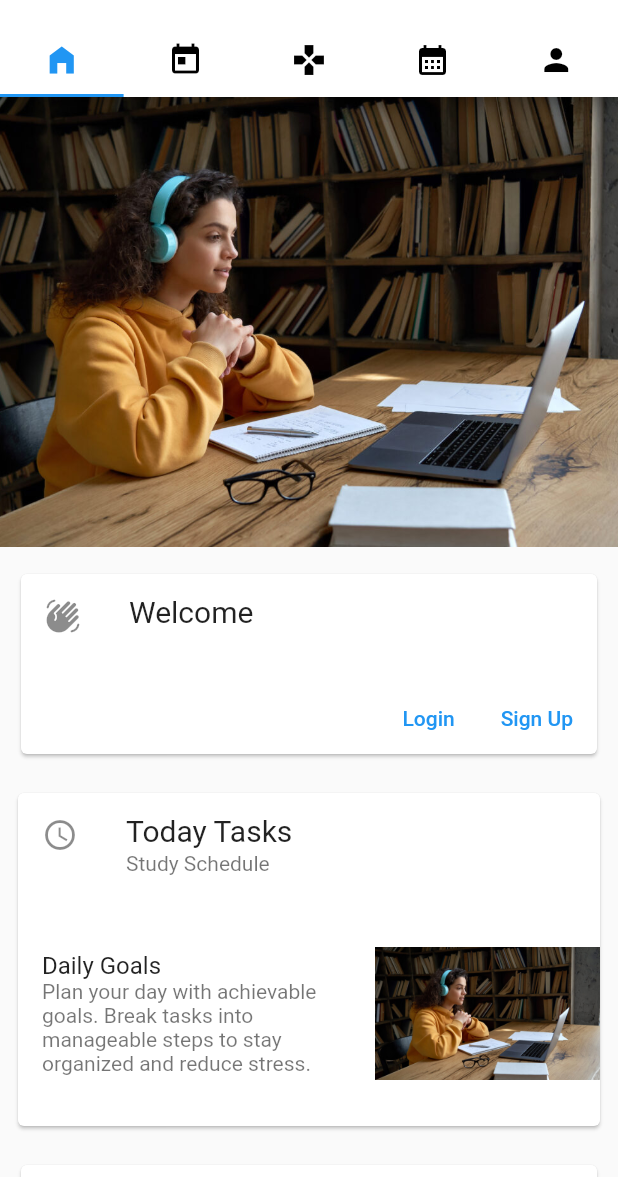
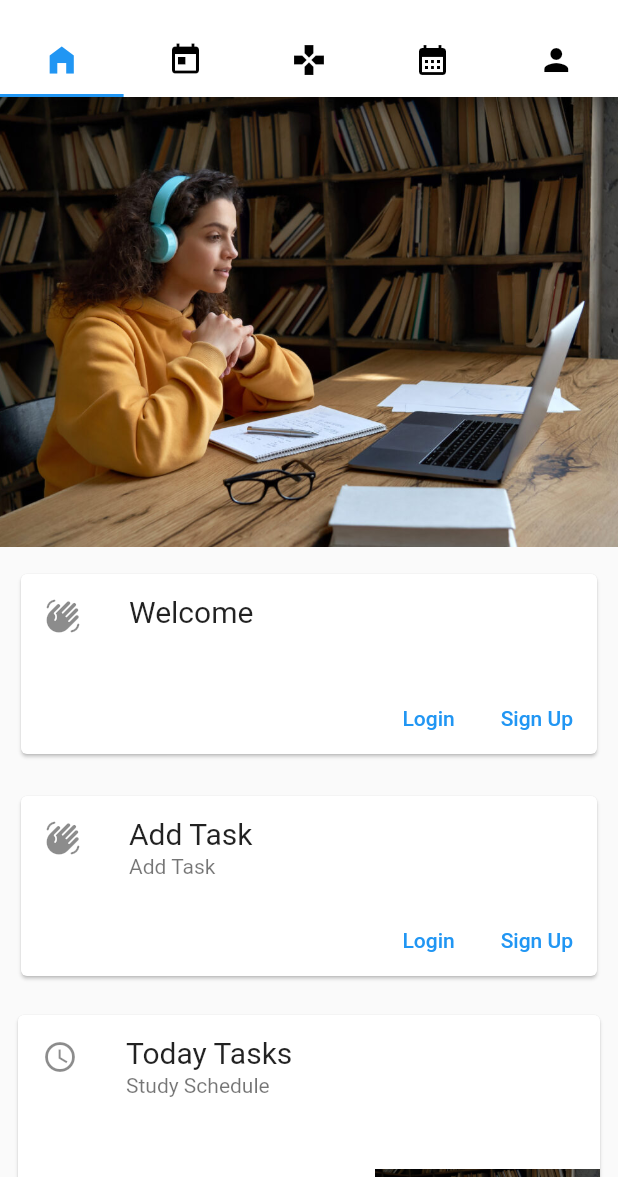
Before and after one commit to Imesh-Isuranga/StressDucer, a Flutter app: the screen it shows once a user with an empty profile is signed in, on a phone screen of 412 x 824 dp, the part 59-1236 px from its top. Run offline on Flutter 3.47's test engine with Material 2 defaults, Android fonts, the phone set to English and light mode, and no system bars; our stand-ins replace cloud_firestore, email_validator, firebase_auth, firebase_core, google_sign_in; accounts and stored records are empty.

Commit message:
Created new DataBase for Add new Tasks and fixed error in Today Tasks menu

```diff
--- /dev/null
+++ b/lib/Login/model/addedTasks.dart
@@ -0,0 +1,24 @@
+import 'package:cloud_firestore/cloud_firestore.dart';
+import 'package:flutter/material.dart';
+
+class AddedTasks {
+  AddedTasks(
+      {required this.date,
+      required this.time});
+
+  final DateTime? date;
+  final TimeOfDay? time;
+
+  factory AddedTasks.fromSnapshot(DocumentSnapshot snap) {
+    var snapshot = snap.data() as Map<String, dynamic>;
+
+    return AddedTasks(
+        date: snapshot['date'],
+        time: snapshot['time']);
+  }
+
+  Map<String,dynamic> toJson()=>{
+    "date":date,
+    "time":time
+  };
+}
--- a/lib/Login/screens/Home/HomeTabBar/Home.dart
+++ b/lib/Login/screens/Home/HomeTabBar/Home/Home.dart
@@ -2,6 +2,7 @@ import 'package:flutter/material.dart';
 import 'package:provider/provider.dart';
 import 'package:stress_ducer/Login/model/UserModel.dart';
 import 'package:stress_ducer/Login/model/student.dart';
+import 'package:stress_ducer/Login/screens/Home/HomeTabBar/Home/AddTasks.dart';
 import 'package:stress_ducer/Login/screens/Home/HomeTabBar/Games.dart';
 import 'package:stress_ducer/Login/screens/Home/HomeTabBar/TodayTasks.dart';
 import 'package:stress_ducer/Login/services/auth.dart';
@@ -35,9 +36,11 @@ class _HomeState extends State<Home> {
             height: 300,
             fit: BoxFit.cover,
           ),
+
           const SizedBox(
             height: 4,
           ),
+
           Container(
             margin: const EdgeInsets.all(10),
             child: Card(
@@ -92,6 +95,42 @@ class _HomeState extends State<Home> {
               ),
             ),
           ),
+
+          Container(
+            margin: const EdgeInsets.all(10),
+            child: Card(
+              child: Column(
+                mainAxisSize: MainAxisSize.min,
+                children: <Widget>[
+                  const ListTile(
+                    leading: Icon(Icons.waving_hand_rounded),
+                    title: Text('Add Task',
+                        style: TextStyle(
+                            fontSize: 20, fontWeight: FontWeight.w400)),
+                    subtitle: Text("Add Task")
+                  ),
+                  Row(
+                    mainAxisAlignment: MainAxisAlignment.end,
+                    children: <Widget>[
+                      TextButton(
+                        child: const Text('Login'),
+                        onPressed: () {},
+                      ),
+                      const SizedBox(width: 8),
+                      TextButton(
+                        child: const Text('Sign Up'),
+                        onPressed: () {
+                          AddTasks().modelBottomPanelSettings(context);
+                        },
+                      ),
+                      const SizedBox(width: 8),
+                    ],
+                  ),
+                ],
+              ),
+            ),
+          ),
+
           Container(
             margin: const EdgeInsets.all(8),
             child: Card(
@@ -122,6 +161,7 @@ class _HomeState extends State<Home> {
               ),
             ),
           ),
+
           Container(
             margin: const EdgeInsets.all(10),
             child: Card(
--- a/lib/Login/screens/Home/mainPlace.dart
+++ b/lib/Login/screens/Home/mainPlace.dart
@@ -2,7 +2,7 @@ import 'package:flutter/material.dart';
 import 'package:stress_ducer/Login/constant/colors.dart';
 import 'package:stress_ducer/Login/screens/Home/HomeTabBar/Calender.dart';
 import 'package:stress_ducer/Login/screens/Home/HomeTabBar/Games.dart';
-import 'package:stress_ducer/Login/screens/Home/HomeTabBar/Home.dart';
+import 'package:stress_ducer/Login/screens/Home/HomeTabBar/Home/Home.dart';
 import 'package:stress_ducer/Login/screens/Home/HomeTabBar/Profile/Profile.dart';
 import 'package:stress_ducer/Login/screens/Home/HomeTabBar/TodayTasks.dart';
 
```
Also changed, not shown: lib/Login/screens/Home/HomeTabBar/Home/AddTasks.dart (added, +98 -0 lines), lib/Login/screens/Home/HomeTabBar/TodayTasks.dart (+13 -14 lines), lib/Login/services/addTasksDataBase.dart (added, +60 -0 lines).
